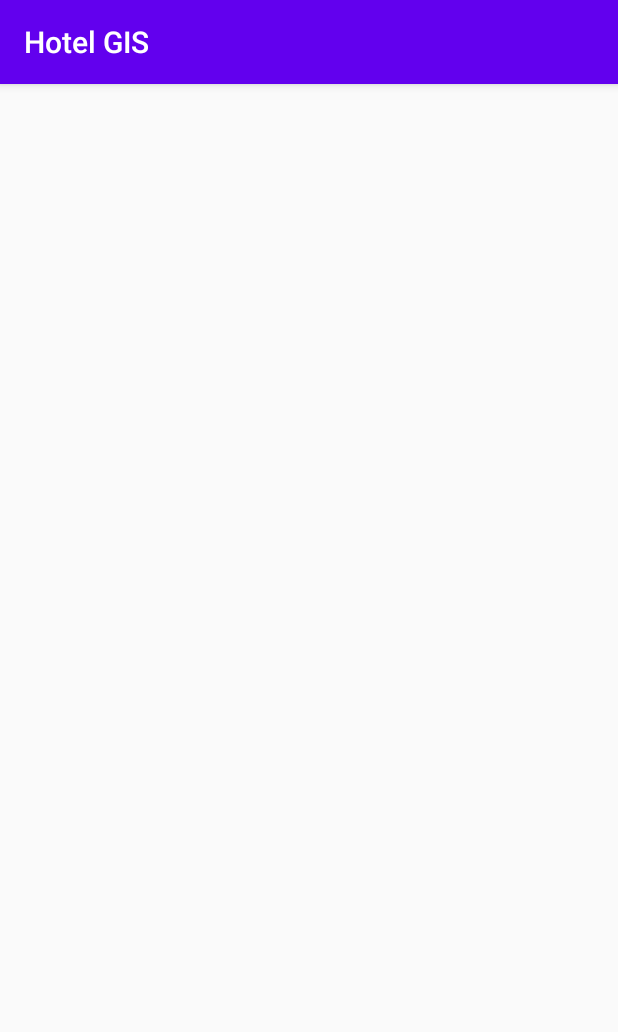
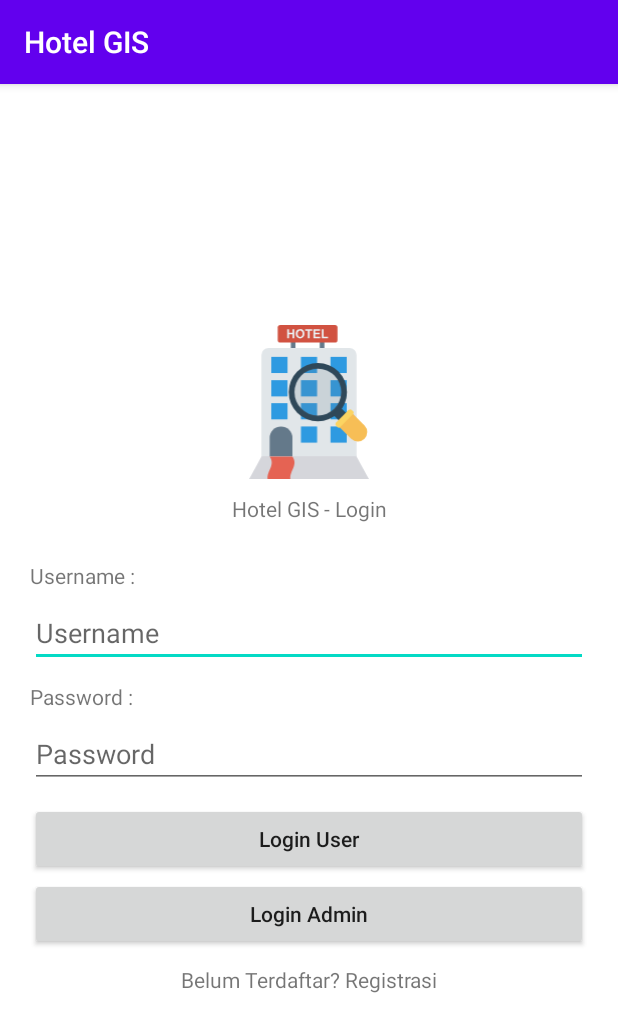
Before and after one commit to mumuhkustino/hotel_gis, an Android app: the LoginActivity screen opened directly, with no data from a screen before it, on a phone screen of 412 x 824 dp. Shown: the top 1032 px of the screen. Run offline under Robolectric (Android 15) with nearby library versions, the phone set to English and light mode, and no system bars.

Commit message:
Tambah 2 gambar (elipse dan hotel); Edit layout login

```diff
--- /dev/null
+++ b/app/src/main/res/drawable/ic_ellipse_3.xml
@@ -0,0 +1,9 @@
+<vector android:height="300dp" android:viewportHeight="98"
+    android:viewportWidth="98" android:width="300dp" xmlns:android="http://schemas.android.com/apk/res/android">
+    <path android:fillColor="#fff"
+        android:pathData="M49,49m-49,0a49,49 0,1 1,98 0a49,49 0,1 1,-98 0"
+        android:strokeColor="#00000000" android:strokeWidth="1"/>
+    <path android:fillColor="#00000000"
+        android:pathData="M49,49m-48.5,0a48.5,48.5 0,1 1,97 0a48.5,48.5 0,1 1,-97 0"
+        android:strokeColor="#707070" android:strokeWidth="1"/>
+</vector>
--- /dev/null
+++ b/app/src/main/res/drawable/ic_hotel.xml
@@ -0,0 +1,33 @@
+<vector android:height="386.05414dp" android:viewportHeight="50.308"
+    android:viewportWidth="39.094" android:width="300dp" xmlns:android="http://schemas.android.com/apk/res/android">
+    <path android:fillColor="#d5d6db" android:pathData="M34.051,40.012 L5.264,41.833l-1.248,1.165 0.6,2.419 24.491,0.687 5.757,-0.334 0.211,-2.771Z"/>
+    <path android:fillColor="#64798a" android:pathData="M23.701,4.09a0.8,0.8 0,0 0,-0.646 0.806L23.055,8.672a0.784,0.784 0,0 0,0.629 0.786,0.757 0.757,0 0,0 0.883,-0.746L24.567,4.839A0.756,0.756 0,0 0,23.701 4.09Z"/>
+    <path android:fillColor="#64798a" android:pathData="M14.251,4.09a0.8,0.8 0,0 0,-0.646 0.806L13.605,8.672a0.784,0.784 0,0 0,0.629 0.786,0.757 0.757,0 0,0 0.883,-0.746L15.117,4.839A0.756,0.756 0,0 0,14.251 4.09Z"/>
+    <path android:fillColor="#e1e6e9" android:pathData="M4.015,9.829v33.169L35.076,42.998L35.076,9.829a2.34,2.34 0,0 0,-2.34 -2.34L6.355,7.489A2.34,2.34 0,0 0,4.015 9.829Z"/>
+    <path android:fillColor="#2e9ae1" android:pathData="M16.904,10.41h5.284v5.284h-5.284z"/>
+    <path android:fillColor="#2e9ae1" android:pathData="M26.583,10.41h5.284v5.284h-5.284z"/>
+    <path android:fillColor="#2e9ae1" android:pathData="M16.904,18.027h5.284v5.284h-5.284z"/>
+    <path android:fillColor="#2e9ae1" android:pathData="M26.583,18.027h5.284v5.284h-5.284z"/>
+    <path android:fillColor="#2e9ae1" android:pathData="M16.904,25.516h5.284v5.284h-5.284z"/>
+    <path android:fillColor="#2e9ae1" android:pathData="M7.225,10.41h5.284v5.284h-5.284z"/>
+    <path android:fillColor="#2e9ae1" android:pathData="M7.225,18.027h5.284v5.284h-5.284z"/>
+    <path android:fillColor="#2e9ae1" android:pathData="M7.225,25.516h5.284v5.284h-5.284z"/>
+    <path android:fillColor="#2e9ae1" android:pathData="M26.583,25.516h5.284v5.284h-5.284z"/>
+    <path android:fillColor="#2e9ae1" android:pathData="M16.904,33.131h5.284v5.284h-5.284z"/>
+    <path android:fillColor="#2e9ae1" android:pathData="M26.583,33.131h5.284v5.284h-5.284z"/>
+    <path android:fillColor="#64798a" android:pathData="M10.412,33.131a3.713,3.713 0,0 0,-3.713 3.713v6.154h7.425L14.124,36.844A3.713,3.713 0,0 0,10.412 33.131Z"/>
+    <path android:fillColor="#d15241" android:pathData="M9.321,0.835L9.321,4.867a0.835,0.835 0,0 0,0.835 0.835h17.861a0.835,0.835 0,0 0,0.835 -0.835L28.852,0.835A0.835,0.835 0,0 0,28.017 0L10.156,0A0.835,0.835 0,0 0,9.321 0.835Z"/>
+    <path android:fillColor="#ebf0f3" android:pathData="M14.154,2.542h-1.15L13.004,1.398h-0.587v2.907h0.587L13.004,3.034h1.15v1.271h0.587L14.741,1.398h-0.587Z"/>
+    <path android:fillColor="#ebf0f3" android:pathData="M16.634,1.348a1.6,1.6 0,0 0,-0.627 0.115,1.13 1.13,0 0,0 -0.376,0.262 1.371,1.371 0,0 0,-0.271 0.4,1.848 1.848,0 0,0 -0.133,0.746 1.5,1.5 0,0 0,0.383 1.089,1.528 1.528,0 0,0 2.054,0 1.523,1.523 0,0 0,0.383 -1.1,1.527 1.527,0 0,0 -0.386,-1.108A1.365,1.365 0,0 0,16.634 1.348ZM17.216,3.599a0.784,0.784 0,0 1,-1.155 0,1.089 1.089,0 0,1 -0.228,-0.748 1.1,1.1 0,0 1,0.222 -0.75,0.812 0.812,0 0,1 1.167,0 1.094,1.094 0,0 1,0.219 0.746A1.11,1.11 0,0 1,17.216 3.6Z"/>
+    <path android:fillColor="#ebf0f3" android:pathData="M18.298,1.889h0.862v2.415h0.587L19.747,1.889h0.861v-0.492h-2.31Z"/>
+    <path android:fillColor="#ebf0f3" android:pathData="M21.573,3.024h1.459v-0.49h-1.459L21.573,1.889L23.146,1.889v-0.492L20.986,1.397v2.907h2.211v-0.49h-1.624Z"/>
+    <path android:fillColor="#ebf0f3" android:pathData="M24.297,3.814L24.297,1.421L23.712,1.421v2.883h2.046v-0.49Z"/>
+    <path android:fillColor="#d5d6db" android:pathData="M39.094,50.308L0,50.308l4.013,-7.31L35.075,42.998Z"/>
+    <path android:fillColor="#e56353" android:pathData="M13.45,50.308h-7.424c-0.183,-2.815 2.609,-4.489 0.671,-7.31h7.43C16.058,45.819 13.272,47.487 13.45,50.308Z"/>
+    <path android:fillColor="#2f4859" android:pathData="M29.16,28.647a9.515,9.515 0,1 1,0 -13.456A9.526,9.526 0,0 1,29.16 28.647ZM17.045,16.534a7.616,7.616 0,1 0,10.77 0A7.624,7.624 0,0 0,17.045 16.534Z"/>
+    <path android:fillAlpha="0.18" android:fillColor="#64798a"
+        android:pathData="M22.432,21.921m-7.945,0a7.945,7.945 0,1 1,15.89 0a7.945,7.945 0,1 1,-15.89 0" android:strokeAlpha="0.18"/>
+    <path android:fillColor="#2f4859" android:pathData="M31.992,29.072l-2.4042,2.4042l-2.2239,-2.2239l2.4042,-2.4042z"/>
+    <path android:fillColor="#f7be56" android:pathData="M28.216,32.062l5.114,5.114A3.081,3.081 0,0 0,37.687 32.82l-5.114,-5.114Z"/>
+    <path android:fillColor="#fcd462" android:pathData="M33.919,28.155l-0.419,-0.419a0.678,0.678 0,0 0,-0.958 0l-4.174,4.174a0.678,0.678 0,0 0,0 0.958l0.419,0.419a0.678,0.678 0,0 0,0.958 0l4.174,-4.174A0.678,0.678 0,0 0,33.919 28.155Z"/>
+</vector>
--- a/app/src/main/res/layout/activity_login.xml
+++ b/app/src/main/res/layout/activity_login.xml
@@ -1,9 +1,72 @@
 <?xml version="1.0" encoding="utf-8"?>
-<androidx.constraintlayout.widget.ConstraintLayout xmlns:android="http://schemas.android.com/apk/res/android"
+<LinearLayout xmlns:android="http://schemas.android.com/apk/res/android"
     xmlns:app="http://schemas.android.com/apk/res-auto"
     xmlns:tools="http://schemas.android.com/tools"
     android:layout_width="match_parent"
     android:layout_height="match_parent"
+    android:background="@android:color/white"
+    android:gravity="center"
+    android:orientation="vertical"
+    android:padding="20dp"
     tools:context=".LoginActivity">
 
-</androidx.constraintlayout.widget.ConstraintLayout>
+    <ImageView
+        android:layout_width="80dp"
+        android:layout_height="wrap_content"
+        android:adjustViewBounds="true"
+        android:src="@drawable/ic_hotel" />
+
+    <TextView
+        android:layout_width="match_parent"
+        android:layout_height="wrap_content"
+        android:layout_marginTop="10dp"
+        android:gravity="center_horizontal"
+        android:text="@string/hostel_gis_login"
+        android:textAlignment="center" />
+
+    <TextView
+        android:layout_width="match_parent"
+        android:layout_height="wrap_content"
+        android:layout_marginTop="25dp"
+        android:text="@string/username_colon" />
+
+    <EditText
+        android:layout_width="match_parent"
+        android:layout_height="wrap_content"
+        android:layout_marginTop="6dp"
+        android:hint="@string/username" />
+
+    <TextView
+        android:layout_width="match_parent"
+        android:layout_height="wrap_content"
+        android:layout_marginTop="10dp"
+        android:text="@string/password_colon" />
+
+    <EditText
+        android:layout_width="match_parent"
+        android:layout_height="wrap_content"
+        android:layout_marginTop="6dp"
+        android:hint="@string/password" />
+
+    <Button
+        android:layout_width="match_parent"
+        android:layout_height="wrap_content"
+        android:layout_marginTop="10dp"
+        android:text="@string/login_user"
+        android:textAllCaps="false" />
+
+    <Button
+        android:layout_width="match_parent"
+        android:layout_height="wrap_content"
+        android:layout_marginTop="2dp"
+        android:text="@string/login_admin"
+        android:textAllCaps="false" />
+
+    <TextView
+        android:layout_width="match_parent"
+        android:layout_height="wrap_content"
+        android:layout_marginTop="10dp"
+        android:gravity="center_horizontal"
+        android:text="@string/belum_terdaftar_q_registrasi"
+        android:textAlignment="center" />
+</LinearLayout>
--- a/app/src/main/res/values/strings.xml
+++ b/app/src/main/res/values/strings.xml
@@ -4,4 +4,12 @@
     <string name="add_hotel">Tambah Hotel</string>
     <string name="add_room">Tambah Kamar</string>
     <string name="account_image">Account Image</string>
+    <string name="hostel_gis_login">Hotel GIS - Login</string>
+    <string name="username_colon">Username :</string>
+    <string name="username">Username</string>
+    <string name="password_colon">Password :</string>
+    <string name="password">Password</string>
+    <string name="login_user">Login User</string>
+    <string name="login_admin">Login Admin</string>
+    <string name="belum_terdaftar_q_registrasi">Belum Terdaftar? Registrasi</string>
 </resources>
```
